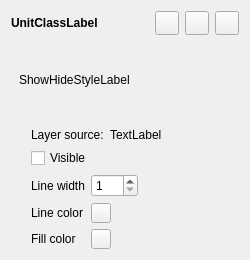
Qt form src/apps/openfluid-builder/spatial/UnitsClassWidget.ui (OpenFLUID/openfluid) before a commit.
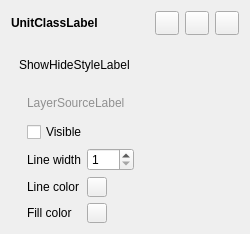
The same form after that commit. Custom widgets are drawn as their Qt base class.

Commit message:
Fix of visible checkbox for map layer display
* Modified check/uncheck behaviour on refresh
* Updated labels and comments

(closes OpenFLUID/openfluid#384)

Diff of the .ui file:
```diff
--- a/src/apps/openfluid-builder/spatial/UnitsClassWidget.ui
+++ b/src/apps/openfluid-builder/spatial/UnitsClassWidget.ui
@@ -7,7 +7,7 @@
     <x>0</x>
     <y>0</y>
     <width>250</width>
-    <height>260</height>
+    <height>234</height>
    </rect>
   </property>
   <property name="sizePolicy">
@@ -109,7 +109,7 @@
      <property name="sizeHint" stdset="0">
       <size>
        <width>20</width>
-       <height>6</height>
+       <height>8</height>
       </size>
      </property>
     </spacer>
@@ -134,7 +134,7 @@
     <widget class="QWidget" name="StyleWidget" native="true">
      <layout class="QVBoxLayout" name="verticalLayout_3">
       <property name="leftMargin">
-       <number>20</number>
+       <number>16</number>
       </property>
       <property name="rightMargin">
        <number>0</number>
@@ -143,28 +143,22 @@
        <number>0</number>
       </property>
       <item>
-       <layout class="QHBoxLayout" name="horizontalLayout_2">
-        <item>
-         <widget class="QLabel" name="label_4">
-          <property name="sizePolicy">
-           <sizepolicy hsizetype="Maximum" vsizetype="Preferred">
-            <horstretch>0</horstretch>
-            <verstretch>0</verstretch>
-           </sizepolicy>
-          </property>
-          <property name="text">
-           <string>Layer source:</string>
-          </property>
-         </widget>
-        </item>
-        <item>
-         <widget class="QLabel" name="LayerSourceLabel">
-          <property name="text">
-           <string notr="true">TextLabel</string>
-          </property>
-         </widget>
-        </item>
-       </layout>
+       <widget class="QLabel" name="LayerSourceLabel">
+        <property name="font">
+         <font>
+          <underline>false</underline>
+         </font>
+        </property>
+        <property name="styleSheet">
+         <string notr="true">color : #909090;</string>
+        </property>
+        <property name="text">
+         <string notr="true">LayerSourceLabel</string>
+        </property>
+        <property name="indent">
+         <number>0</number>
+        </property>
+       </widget>
       </item>
       <item>
        <widget class="QWidget" name="StyleParamsWidget" native="true">
@@ -179,7 +173,7 @@
           <number>0</number>
          </property>
          <property name="topMargin">
-          <number>0</number>
+          <number>6</number>
          </property>
          <property name="rightMargin">
           <number>0</number>
```
The commit also changes 5 other files.
